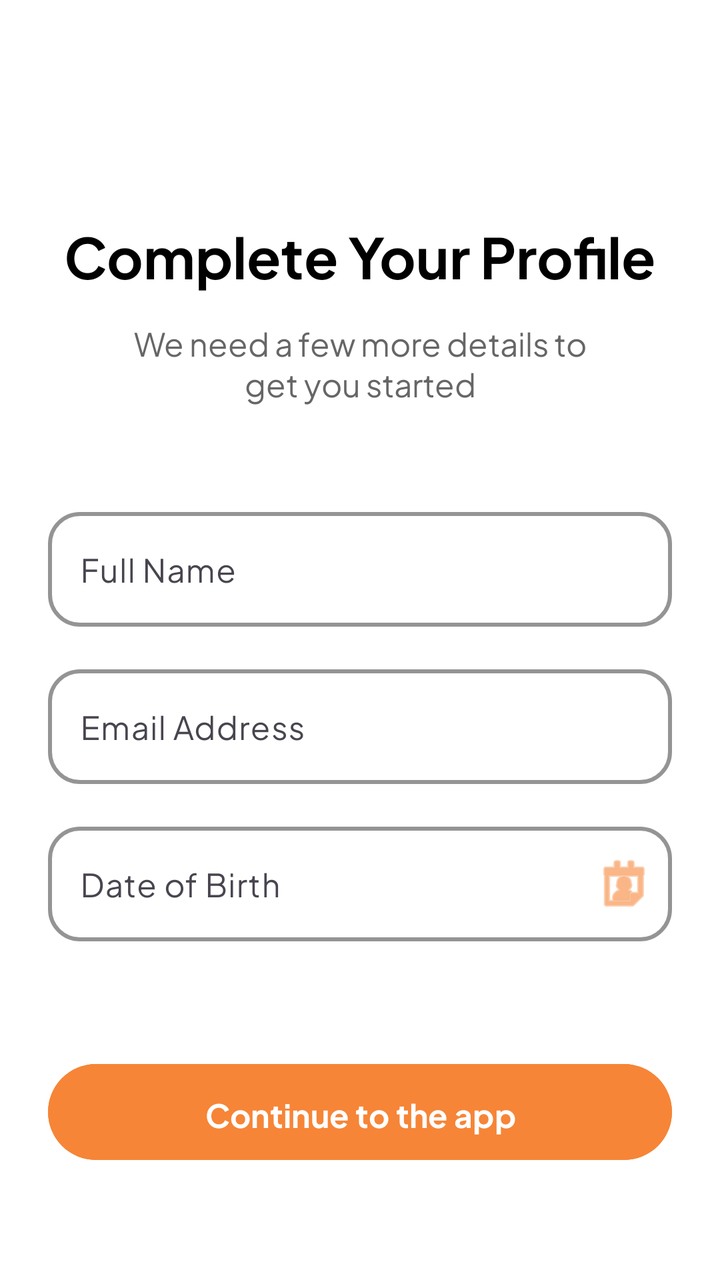
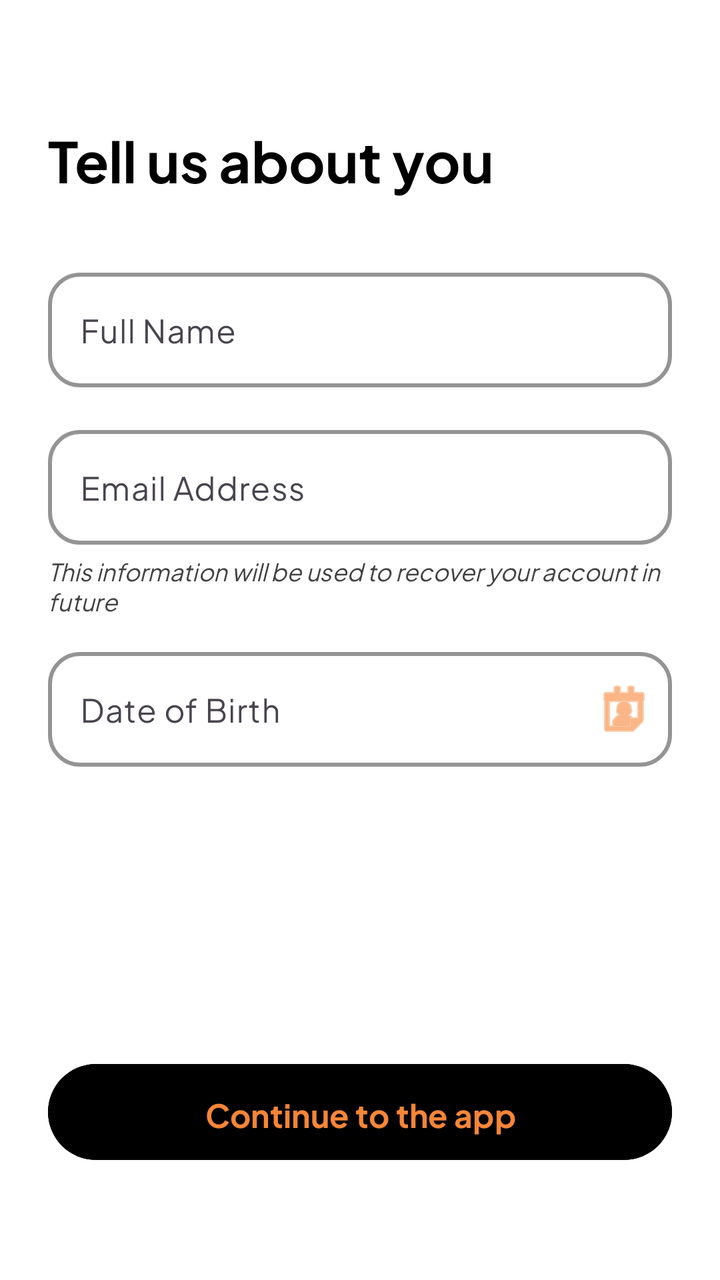

Screens rendered from an Android XML layout before and after an edit, with the pre-edit source and the edit as a unified diff.
<!-- AndroidManifest.xml: application theme Theme.HandyHub -->
<!-- res/layout/fragment_details.xml -->
<?xml version="1.0" encoding="utf-8"?>
<androidx.constraintlayout.widget.ConstraintLayout xmlns:android="http://schemas.android.com/apk/res/android"
    xmlns:app="http://schemas.android.com/apk/res-auto"
    android:layout_width="match_parent"
    android:layout_height="match_parent"
    android:background="#FFFFFF"
    android:padding="24dp">

    <TextView
        android:id="@+id/titleText"
        android:layout_width="wrap_content"
        android:layout_height="wrap_content"
        android:text="Complete Your Profile"
        android:textSize="28sp"
        android:textStyle="bold"
        android:textColor="@android:color/black"
        android:fontFamily="@font/plus_jakarta_sans_family"
        android:layout_marginTop="80dp"
        app:layout_constraintTop_toTopOf="parent"
        app:layout_constraintStart_toStartOf="parent"
        app:layout_constraintEnd_toEndOf="parent" />

    <TextView
        android:id="@+id/subtitleText"
        android:layout_width="0dp"
        android:layout_height="wrap_content"
        android:text="We need a few more details to get you started"
        android:textSize="16sp"
        android:textColor="#666666"
        android:fontFamily="@font/plus_jakarta_sans_family"
        android:gravity="center"
        android:layout_marginTop="12dp"
        android:layout_marginStart="32dp"
        android:layout_marginEnd="32dp"
        app:layout_constraintTop_toBottomOf="@id/titleText"
        app:layout_constraintStart_toStartOf="parent"
        app:layout_constraintEnd_toEndOf="parent" />

    <com.google.android.material.textfield.TextInputLayout
        android:id="@+id/nameInputLayout"
        android:layout_width="0dp"
        android:layout_height="wrap_content"
        android:layout_marginTop="48dp"
        style="@style/Widget.Material3.TextInputLayout.OutlinedBox"
        app:boxStrokeColor="@color/orange_500"
        app:boxStrokeWidth="2dp"
        app:boxCornerRadiusTopStart="16dp"
        app:boxCornerRadiusTopEnd="16dp"
        app:boxCornerRadiusBottomStart="16dp"
        app:boxCornerRadiusBottomEnd="16dp"
        app:hintTextColor="@color/orange_500"
        app:layout_constraintTop_toBottomOf="@id/subtitleText"
        app:layout_constraintStart_toStartOf="parent"
        app:layout_constraintEnd_toEndOf="parent">

        <com.google.android.material.textfield.TextInputEditText
            android:id="@+id/nameInput"
            android:layout_width="match_parent"
            android:layout_height="wrap_content"
            android:hint="Full Name"
            android:inputType="textPersonName"
            android:textColor="@android:color/black"
            android:fontFamily="@font/plus_jakarta_sans_family" />
    </com.google.android.material.textfield.TextInputLayout>

    <com.google.android.material.textfield.TextInputLayout
        android:id="@+id/emailInputLayout"
        android:layout_width="0dp"
        android:layout_height="wrap_content"
        android:layout_marginTop="16dp"
        style="@style/Widget.Material3.TextInputLayout.OutlinedBox"
        app:boxStrokeColor="@color/orange_500"
        app:boxStrokeWidth="2dp"
        app:boxCornerRadiusTopStart="16dp"
        app:boxCornerRadiusTopEnd="16dp"
        app:boxCornerRadiusBottomStart="16dp"
        app:boxCornerRadiusBottomEnd="16dp"
        app:hintTextColor="@color/orange_500"
        app:layout_constraintTop_toBottomOf="@id/nameInputLayout"
        app:layout_constraintStart_toStartOf="parent"
        app:layout_constraintEnd_toEndOf="parent">

        <com.google.android.material.textfield.TextInputEditText
            android:id="@+id/emailInput"
            android:layout_width="match_parent"
            android:layout_height="wrap_content"
            android:hint="Email Address"
            android:inputType="textEmailAddress"
            android:textColor="@android:color/black"
            android:fontFamily="@font/plus_jakarta_sans_family" />
    </com.google.android.material.textfield.TextInputLayout>

    <com.google.android.material.textfield.TextInputLayout
        android:id="@+id/dobInputLayout"
        android:layout_width="0dp"
        android:layout_height="wrap_content"
        android:layout_marginTop="16dp"
        style="@style/Widget.Material3.TextInputLayout.OutlinedBox"
        app:boxStrokeColor="@color/orange_500"
        app:boxStrokeWidth="2dp"
        app:boxCornerRadiusTopStart="16dp"
        app:boxCornerRadiusTopEnd="16dp"
        app:boxCornerRadiusBottomStart="16dp"
        app:boxCornerRadiusBottomEnd="16dp"
        app:hintTextColor="@color/orange_500"
        app:endIconMode="custom"
        app:endIconDrawable="@android:drawable/ic_menu_my_calendar"
        app:endIconTint="@color/orange_500"
        app:layout_constraintTop_toBottomOf="@id/emailInputLayout"
        app:layout_constraintStart_toStartOf="parent"
        app:layout_constraintEnd_toEndOf="parent">

        <com.google.android.material.textfield.TextInputEditText
            android:id="@+id/dobInput"
            android:layout_width="match_parent"
            android:layout_height="wrap_content"
            android:hint="Date of Birth"
            android:inputType="none"
            android:focusable="false"
            android:clickable="true"
            android:textColor="@android:color/black"
            android:fontFamily="@font/plus_jakarta_sans_family" />
    </com.google.android.material.textfield.TextInputLayout>

    <com.google.android.material.button.MaterialButton
        android:id="@+id/buttonContinue"
        android:layout_width="0dp"
        android:layout_height="56dp"
        android:text="Continue to the app"
        android:textSize="16sp"
        android:textColor="@android:color/white"
        android:textStyle="bold"
        android:backgroundTint="@color/orange_500"
        android:fontFamily="@font/plus_jakarta_sans_family"
        app:cornerRadius="28dp"
        android:layout_marginBottom="32dp"
        app:layout_constraintBottom_toBottomOf="parent"
        app:layout_constraintStart_toStartOf="parent"
        app:layout_constraintEnd_toEndOf="parent" />

</androidx.constraintlayout.widget.ConstraintLayout>
<!-- resources referenced by this layout -->
<resources>
  <color name="orange_500">#F68537</color>
  <style name="Theme.HandyHub" parent="Base.Theme.HandyHub" />
  <style name="Base.Theme.HandyHub" parent="Theme.Material3.DayNight.NoActionBar">
          <item name="colorPrimary">@color/orange_500</item>
          <item name="colorPrimaryVariant">@color/orange_500</item>
          <item name="colorOnPrimary">@android:color/white</item>
          <item name="colorSecondary">@color/orange_500</item>
          <item name="colorSecondaryVariant">@color/orange_500</item>
          <item name="colorOnSecondary">@android:color/white</item>
      </style>
</resources>

<!-- the commit's change to res/layout/fragment_details.xml (unified diff, before → after) -->
@@ -10,37 +10,20 @@
         android:id="@+id/titleText"
         android:layout_width="wrap_content"
         android:layout_height="wrap_content"
-        android:text="Complete Your Profile"
+        android:text="Tell us about you"
         android:textSize="28sp"
         android:textStyle="bold"
         android:textColor="@android:color/black"
         android:fontFamily="@font/plus_jakarta_sans_family"
-        android:layout_marginTop="80dp"
+        android:layout_marginTop="32dp"
         app:layout_constraintTop_toTopOf="parent"
-        app:layout_constraintStart_toStartOf="parent"
-        app:layout_constraintEnd_toEndOf="parent" />
-
-    <TextView
-        android:id="@+id/subtitleText"
-        android:layout_width="0dp"
-        android:layout_height="wrap_content"
-        android:text="We need a few more details to get you started"
-        android:textSize="16sp"
-        android:textColor="#666666"
-        android:fontFamily="@font/plus_jakarta_sans_family"
-        android:gravity="center"
-        android:layout_marginTop="12dp"
-        android:layout_marginStart="32dp"
-        android:layout_marginEnd="32dp"
-        app:layout_constraintTop_toBottomOf="@id/titleText"
-        app:layout_constraintStart_toStartOf="parent"
-        app:layout_constraintEnd_toEndOf="parent" />
+        app:layout_constraintStart_toStartOf="parent" />
 
     <com.google.android.material.textfield.TextInputLayout
         android:id="@+id/nameInputLayout"
         android:layout_width="0dp"
         android:layout_height="wrap_content"
-        android:layout_marginTop="48dp"
+        android:layout_marginTop="32dp"
         style="@style/Widget.Material3.TextInputLayout.OutlinedBox"
         app:boxStrokeColor="@color/orange_500"
         app:boxStrokeWidth="2dp"
@@ -49,7 +32,7 @@
         app:boxCornerRadiusBottomStart="16dp"
         app:boxCornerRadiusBottomEnd="16dp"
         app:hintTextColor="@color/orange_500"
-        app:layout_constraintTop_toBottomOf="@id/subtitleText"
+        app:layout_constraintTop_toBottomOf="@id/titleText"
         app:layout_constraintStart_toStartOf="parent"
         app:layout_constraintEnd_toEndOf="parent">
 
@@ -90,11 +73,25 @@
             android:fontFamily="@font/plus_jakarta_sans_family" />
     </com.google.android.material.textfield.TextInputLayout>
 
+    <TextView
+        android:id="@+id/emailInfoText"
+        android:layout_width="0dp"
+        android:layout_height="wrap_content"
+        android:text="This information will be used to recover your account in future"
+        android:textSize="12sp"
+        android:textColor="#424242"
+        android:textStyle="italic"
+        android:fontFamily="@font/plus_jakarta_sans_family"
+        android:layout_marginTop="4dp"
+        app:layout_constraintTop_toBottomOf="@id/emailInputLayout"
+        app:layout_constraintStart_toStartOf="parent"
+        app:layout_constraintEnd_toEndOf="parent" />
+
     <com.google.android.material.textfield.TextInputLayout
         android:id="@+id/dobInputLayout"
         android:layout_width="0dp"
         android:layout_height="wrap_content"
-        android:layout_marginTop="16dp"
+        android:layout_marginTop="12dp"
         style="@style/Widget.Material3.TextInputLayout.OutlinedBox"
         app:boxStrokeColor="@color/orange_500"
         app:boxStrokeWidth="2dp"
@@ -106,7 +103,7 @@
         app:endIconMode="custom"
         app:endIconDrawable="@android:drawable/ic_menu_my_calendar"
         app:endIconTint="@color/orange_500"
-        app:layout_constraintTop_toBottomOf="@id/emailInputLayout"
+        app:layout_constraintTop_toBottomOf="@id/emailInfoText"
         app:layout_constraintStart_toStartOf="parent"
         app:layout_constraintEnd_toEndOf="parent">
 
@@ -128,9 +125,9 @@
         android:layout_height="56dp"
         android:text="Continue to the app"
         android:textSize="16sp"
-        android:textColor="@android:color/white"
+        android:textColor="@color/orange_500"
         android:textStyle="bold"
-        android:backgroundTint="@color/orange_500"
+        android:backgroundTint="@color/black"
         android:fontFamily="@font/plus_jakarta_sans_family"
         app:cornerRadius="28dp"
         android:layout_marginBottom="32dp"
<!-- resource entries referenced after the edit -->
@@ -1,5 +1,6 @@
 <!-- resources referenced by this layout -->
 <resources>
+  <color name="black">#FF000000</color>
   <color name="orange_500">#F68537</color>
   <style name="Theme.HandyHub" parent="Base.Theme.HandyHub" />
   <style name="Base.Theme.HandyHub" parent="Theme.Material3.DayNight.NoActionBar">
